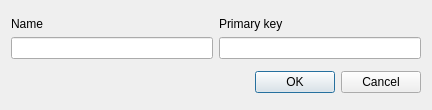
First picture: the form in datatex/adddatabasefield.ui, repository CSMathematics/DataTex, before the edit.
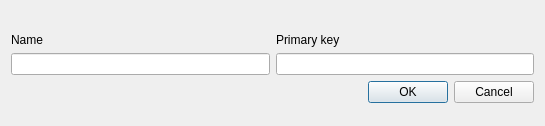
Second picture: the form after the edit.

```diff
--- a/datatex/adddatabasefield.ui
+++ b/datatex/adddatabasefield.ui
@@ -6,51 +6,18 @@
    <rect>
     <x>0</x>
     <y>0</y>
-    <width>432</width>
-    <height>110</height>
+    <width>545</width>
+    <height>126</height>
    </rect>
   </property>
   <property name="windowTitle">
    <string>Dialog</string>
   </property>
-  <layout class="QGridLayout" name="gridLayout_2">
-   <item row="0" column="0">
-    <layout class="QGridLayout" name="gridLayout">
-     <item row="0" column="0">
-      <widget class="QLabel" name="label">
-       <property name="sizePolicy">
-        <sizepolicy hsizetype="Preferred" vsizetype="Fixed">
-         <horstretch>0</horstretch>
-         <verstretch>0</verstretch>
-        </sizepolicy>
-       </property>
-       <property name="text">
-        <string>Name</string>
-       </property>
-      </widget>
-     </item>
-     <item row="0" column="1">
-      <widget class="QLabel" name="label_2">
-       <property name="sizePolicy">
-        <sizepolicy hsizetype="Preferred" vsizetype="Fixed">
-         <horstretch>0</horstretch>
-         <verstretch>0</verstretch>
-        </sizepolicy>
-       </property>
-       <property name="text">
-        <string>Primary key</string>
-       </property>
-      </widget>
-     </item>
-     <item row="1" column="0">
-      <widget class="QLineEdit" name="NameLine"/>
-     </item>
-     <item row="1" column="1">
-      <widget class="QLineEdit" name="CodeLine"/>
-     </item>
-    </layout>
+  <layout class="QGridLayout" name="gridLayout">
+   <item row="2" column="0">
+    <widget class="QLineEdit" name="NameLine"/>
    </item>
-   <item row="1" column="0">
+   <item row="3" column="1">
     <widget class="QDialogButtonBox" name="OkButton">
      <property name="orientation">
       <enum>Qt::Horizontal</enum>
@@ -60,6 +27,68 @@
      </property>
     </widget>
    </item>
+   <item row="1" column="1">
+    <widget class="QLabel" name="label_2">
+     <property name="sizePolicy">
+      <sizepolicy hsizetype="Preferred" vsizetype="Fixed">
+       <horstretch>0</horstretch>
+       <verstretch>0</verstretch>
+      </sizepolicy>
+     </property>
+     <property name="text">
+      <string>Primary key</string>
+     </property>
+    </widget>
+   </item>
+   <item row="1" column="0">
+    <widget class="QLabel" name="label">
+     <property name="sizePolicy">
+      <sizepolicy hsizetype="Preferred" vsizetype="Fixed">
+       <horstretch>0</horstretch>
+       <verstretch>0</verstretch>
+      </sizepolicy>
+     </property>
+     <property name="text">
+      <string>Name</string>
+     </property>
+    </widget>
+   </item>
+   <item row="4" column="1">
+    <spacer name="verticalSpacer">
+     <property name="orientation">
+      <enum>Qt::Vertical</enum>
+     </property>
+     <property name="sizeHint" stdset="0">
+      <size>
+       <width>20</width>
+       <height>40</height>
+      </size>
+     </property>
+    </spacer>
+   </item>
+   <item row="3" column="0">
+    <widget class="QLabel" name="warning">
+     <property name="text">
+      <string/>
+     </property>
+    </widget>
+   </item>
+   <item row="2" column="1">
+    <widget class="QLineEdit" name="CodeLine"/>
+   </item>
+   <item row="0" column="0" colspan="2">
+    <widget class="QLabel" name="InfoLabel">
+     <property name="font">
+      <font>
+       <family>Noto Sans</family>
+       <bold>true</bold>
+      </font>
+     </property>
+     <property name="text">
+      <string/>
+     </property>
+    </widget>
+   </item>
   </layout>
  </widget>
  <resources/>
```
